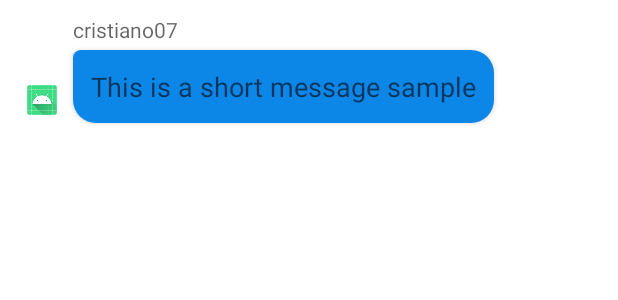
After one commit to RafaelHinojosa/Duce, an Android app: the layout incoming_message.xml on its own in the app's theme, with its tools: preview values and no code run, on a phone screen of 412 x 824 dp. The commit adds this screen. Shown: the top 300 px of the screen. Run offline under Robolectric (Android 15) with nearby library versions, the phone set to English and light mode, and no system bars.

Commit message:
User can see the messages in the conversation with chat bubbles and profile pictures. The number of messages is limited.

```diff
--- /dev/null
+++ b/app/src/main/res/drawable/incoming_message.xml
@@ -0,0 +1,11 @@
+<?xml version="1.0" encoding="utf-8"?>
+<shape
+    xmlns:android="http://schemas.android.com/apk/res/android"
+    android:shape="rectangle"
+    >
+
+    <solid android:color="@color/receiver_blue" />
+
+    <corners android:topLeftRadius="5dp" android:radius="15dp" />
+
+</shape>
--- /dev/null
+++ b/app/src/main/res/layout/incoming_message.xml
@@ -0,0 +1,49 @@
+<?xml version="1.0" encoding="utf-8"?>
+<RelativeLayout
+    xmlns:android="http://schemas.android.com/apk/res/android"
+    android:layout_width="match_parent"
+    android:layout_height="wrap_content"
+    android:paddingVertical="10dp"
+    android:paddingLeft="15dp"
+    android:paddingRight="60dp"
+    android:clipToPadding="false"
+    >
+
+    <TextView
+        android:id="@+id/tvUsername"
+        android:layout_marginLeft="8dp"
+        android:layout_toRightOf="@+id/ivProfileOther"
+        android:layout_width="wrap_content"
+        android:layout_height="wrap_content"
+        android:paddingBottom="4dp"
+        android:hint="@string/username_sample_1"
+        />
+
+    <TextView
+        android:id="@+id/tvDescription"
+        android:layout_width="wrap_content"
+        android:layout_height="wrap_content"
+        android:layout_below="@+id/tvUsername"
+        android:layout_alignLeft="@+id/tvUsername"
+        android:background="@drawable/incoming_message"
+        android:paddingVertical="12dp"
+        android:paddingHorizontal="12dp"
+        android:gravity="left"
+        android:elevation="2dp"
+        android:textSize="18dp"
+        android:textColor="@color/white"
+        android:hint="@string/short_message_sample"
+        />
+
+    <ImageView
+        android:id="@+id/ivProfileOther"
+        android:layout_width="25dp"
+        android:layout_height="25dp"
+        android:layout_alignBottom="@+id/tvDescription"
+        android:paddingBottom="5dp"
+        android:layout_alignParentLeft="true"
+        android:contentDescription="@string/profile_pic_other"
+        android:src="@mipmap/ic_launcher"
+        />
+
+</RelativeLayout>
--- a/app/src/main/res/values/colors.xml
+++ b/app/src/main/res/values/colors.xml
@@ -8,7 +8,7 @@
     <color name="black">#FF000000</color>
     <color name="white">#FFFFFFFF</color>
     <color name="add_blue">#00ACEE</color>
-    <color name="sender_green">#50EC18</color>
+    <color name="sender_green">#8BC34A</color>
     <color name="receiver_blue">#0C87E8</color>
     <color name="signup_red">#F44336</color>
     <color name="proficiency">#98AFC7</color>
--- a/app/src/main/res/values/strings.xml
+++ b/app/src/main/res/values/strings.xml
@@ -458,4 +458,7 @@
     <string name="cancel">Cancel</string>
     <string name="send">Send</string>
     <string name="message_save">Message Saved Succesfully</string>
+    <string name="short_message_sample">This is a short message sample</string>
+    <string name="profile_pic_me">My profile picture</string>
+    <string name="profile_pic_other">The receiver\'s profile picture</string>
 </resources>
```
Also changed, not shown: app/src/main/java/duce/ConversationActivity.java (+41 -0 lines), app/src/main/java/duce/ParseApplication.java (+6 -7 lines), app/src/main/java/duce/adapters/ConversationAdapter.java (added, +78 -0 lines), app/src/main/java/duce/adapters/MessageViewHolder.java (added, +126 -0 lines), app/src/main/res/drawable/outgoing_message.xml (added, +14 -0 lines), app/src/main/res/layout/outgoing_messages.xml (added, +39 -0 lines).
